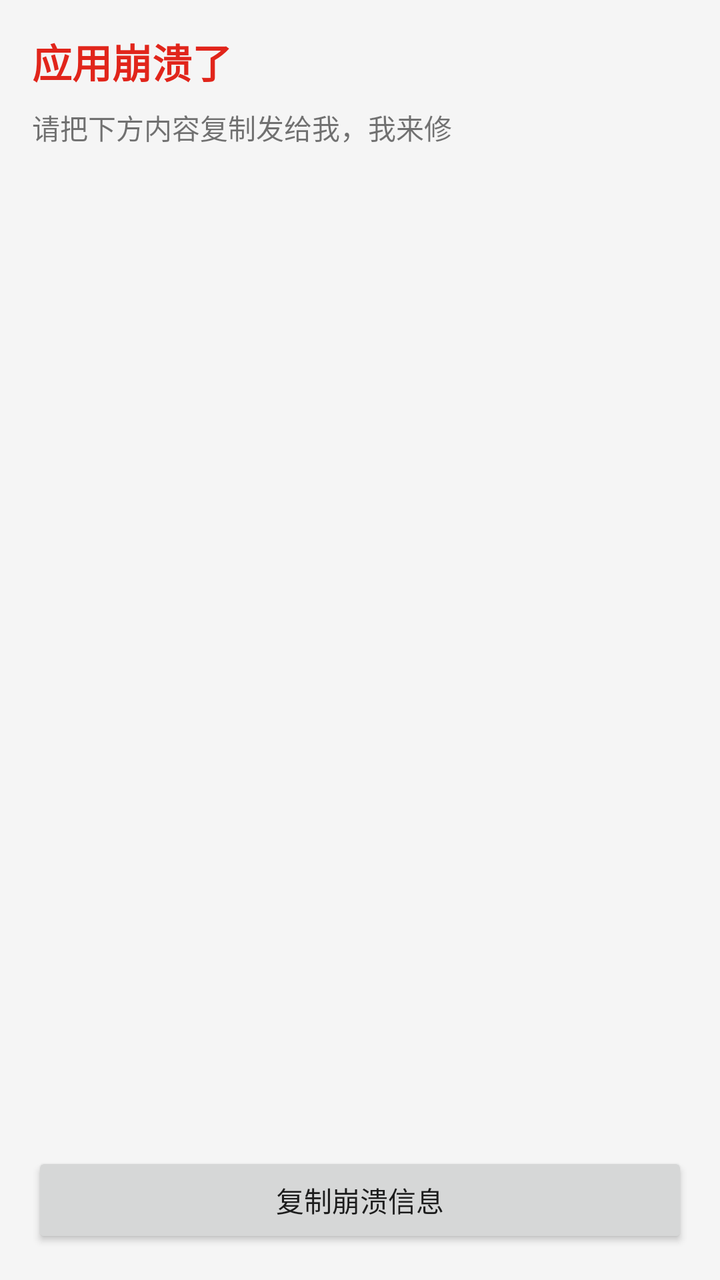
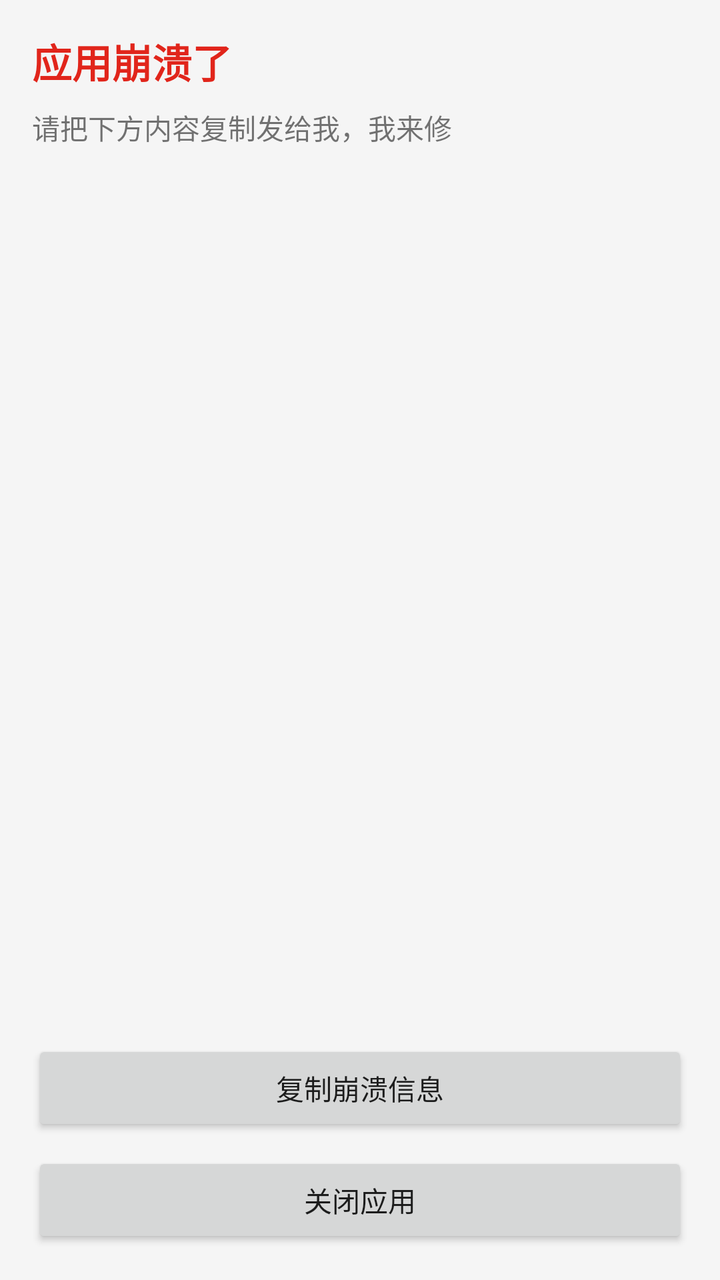

The first picture is an Android layout as it rendered before a commit; the second is the same layout after the commit. The layout source and the unified diff follow.
<!-- AndroidManifest.xml: application theme Theme.JdMonitor -->
<!-- res/layout/activity_crash.xml -->
<?xml version="1.0" encoding="utf-8"?>
<LinearLayout xmlns:android="http://schemas.android.com/apk/res/android"
    android:layout_width="match_parent"
    android:layout_height="match_parent"
    android:orientation="vertical"
    android:padding="16dp">

    <TextView
        android:layout_width="wrap_content"
        android:layout_height="wrap_content"
        android:text="应用崩溃了"
        android:textSize="20sp"
        android:textStyle="bold"
        android:textColor="#E1251B"
        android:layout_marginBottom="8dp" />

    <TextView
        android:layout_width="wrap_content"
        android:layout_height="wrap_content"
        android:text="请把下方内容复制发给我，我来修"
        android:textSize="14sp"
        android:layout_marginBottom="12dp" />

    <ScrollView
        android:layout_width="match_parent"
        android:layout_height="0dp"
        android:layout_weight="1">
        <TextView
            android:id="@+id/tvCrash"
            android:layout_width="match_parent"
            android:layout_height="wrap_content"
            android:textSize="11sp"
            android:textColor="#333333" />
    </ScrollView>

    <Button
        android:id="@+id/btnCopy"
        android:layout_width="match_parent"
        android:layout_height="wrap_content"
        android:text="复制崩溃信息"
        android:layout_marginTop="12dp" />

</LinearLayout>
<!-- resources referenced by this layout -->
<resources>
  <style name="Theme.JdMonitor" parent="Theme.MaterialComponents.DayNight.NoActionBar">
          <item name="colorPrimary">#E1251B</item>
          <item name="colorPrimaryDark">#B81C12</item>
          <item name="colorAccent">#E1251B</item>
          <item name="android:windowBackground">#F5F5F5</item>
      </style>
</resources>

<!-- the commit's change to res/layout/activity_crash.xml (unified diff, before → after) -->
@@ -40,4 +40,11 @@
         android:text="复制崩溃信息"
         android:layout_marginTop="12dp" />
 
+    <Button
+        android:id="@+id/btnClose"
+        android:layout_width="match_parent"
+        android:layout_height="wrap_content"
+        android:text="关闭应用"
+        android:layout_marginTop="8dp" />
+
 </LinearLayout>
